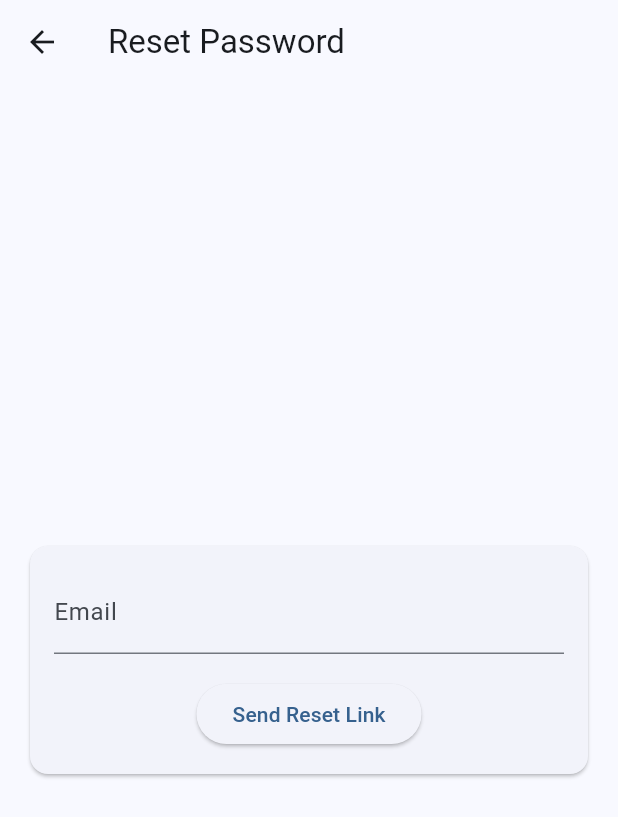
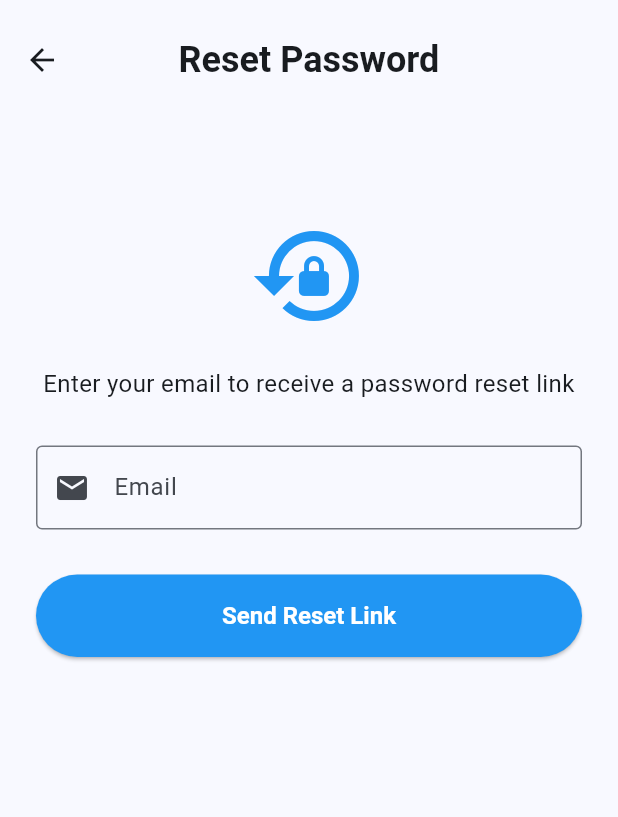
Before and after one commit to GaryXian/Flutter-Real-time-Messaging-and-Video-calls-Application, a Flutter app: the ResetPasswordScreen screen opened directly, on a phone screen of 412 x 824 dp. Shown: the top 817 px of the screen. Run offline on Flutter 3.47's test engine with Material 3 defaults, Android fonts, the phone set to English and light mode, and no system bars; our stand-ins replace audioplayers, cloud_firestore, dio, file_picker, firebase_auth, firebase_core and 8 more; missing offline and left inert: flutter_facebook_auth, flutter_webrtc, mime_type; accounts and stored records are empty.

Commit message:
Reset password UI update

```diff
--- a/lib/authentication_screens/reset_password_screen.dart
+++ b/lib/authentication_screens/reset_password_screen.dart
@@ -20,7 +20,9 @@ class _ResetPasswordScreenState extends State<ResetPasswordScreen> {
     setState(() => _isLoading = true);
 
     try {
-      await FirebaseAuth.instance.sendPasswordResetEmail(email: _emailController.text.trim());
+      await FirebaseAuth.instance.sendPasswordResetEmail(
+        email: _emailController.text.trim(),
+      );
       ScaffoldMessenger.of(context).showSnackBar(
         const SnackBar(content: Text("Password reset email sent!")),
       );
@@ -43,20 +45,40 @@ class _ResetPasswordScreenState extends State<ResetPasswordScreen> {
   @override
   Widget build(BuildContext context) {
     return Scaffold(
-      appBar: AppBar(title: const Text("Reset Password")),
-      body: Center(
-        child: Card(
-          margin: const EdgeInsets.all(20),
-          child: Padding(
-            padding: const EdgeInsets.all(16),
-            child: Form(
+      appBar: AppBar(
+        toolbarHeight: 80,
+        title: const Text(
+          "Reset Password",
+          style: TextStyle(fontSize: 24, fontWeight: FontWeight.bold),
+        ),
+        centerTitle: true,
+        elevation: 0,
+        backgroundColor: Theme.of(context).scaffoldBackgroundColor,
+      ),
+      body: SingleChildScrollView(
+        padding: const EdgeInsets.all(24),
+        child: Center(
+          child: Column(
+            children: [
+              const SizedBox(height: 40),
+              const Icon(Icons.lock_reset, size: 80, color: Colors.blue),
+              const SizedBox(height: 20),
+              const Text(
+                "Enter your email to receive a password reset link",
+                textAlign: TextAlign.center,
+                style: TextStyle(fontSize: 16),
+              ),
+              const SizedBox(height: 30),
+              Form(
                 key: _formKey,
-              child: Column(
-                mainAxisSize: MainAxisSize.min,
-                children: [
-                  TextFormField(
+                child: TextFormField(
                   controller: _emailController,
-                    decoration: const InputDecoration(labelText: "Email"),
+                  decoration: const InputDecoration(
+                    border: OutlineInputBorder(),
+                    prefixIcon: Icon(Icons.email),
+                    labelText: 'Email',
+                    hintText: 'Enter your email',
+                  ),
                   keyboardType: TextInputType.emailAddress,
                   validator: (value) {
                     if (value == null || !value.contains('@')) {
@@ -65,16 +87,27 @@ class _ResetPasswordScreenState extends State<ResetPasswordScreen> {
                     return null;
                   },
                 ),
-                  const SizedBox(height: 16),
-                  _isLoading
-                      ? const CircularProgressIndicator()
+              ),
+              const SizedBox(height: 30),
+              SizedBox(
+                width: double.infinity,
+                height: 55,
+                child: _isLoading
+                    ? const Center(child: CircularProgressIndicator())
                     : ElevatedButton(
+                        style: ElevatedButton.styleFrom(
+                          backgroundColor: Colors.blue,
+                          foregroundColor: Colors.white,
+                          textStyle: const TextStyle(
+                            fontWeight: FontWeight.bold,
+                            fontSize: 16,
+                          ),
+                        ),
                         onPressed: _resetPassword,
                         child: const Text("Send Reset Link"),
                       ),
+              ),
             ],
-              ),
-            ),
           ),
         ),
       ),
```
Lines whose indentation alone changed are shown as unchanged.
